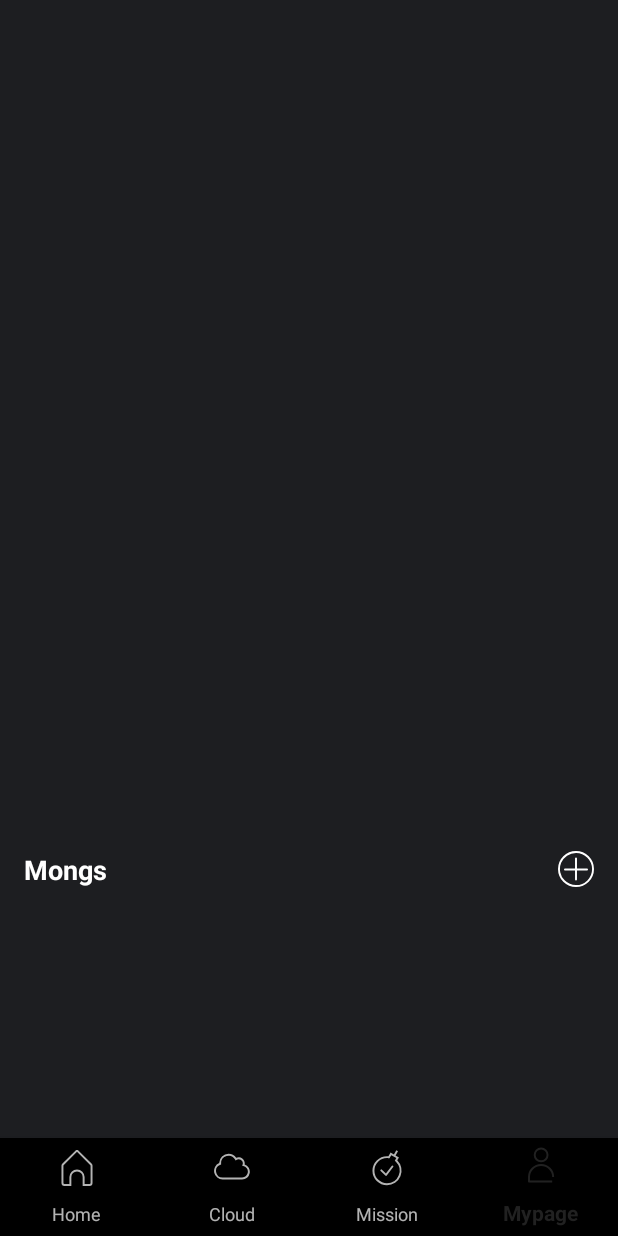
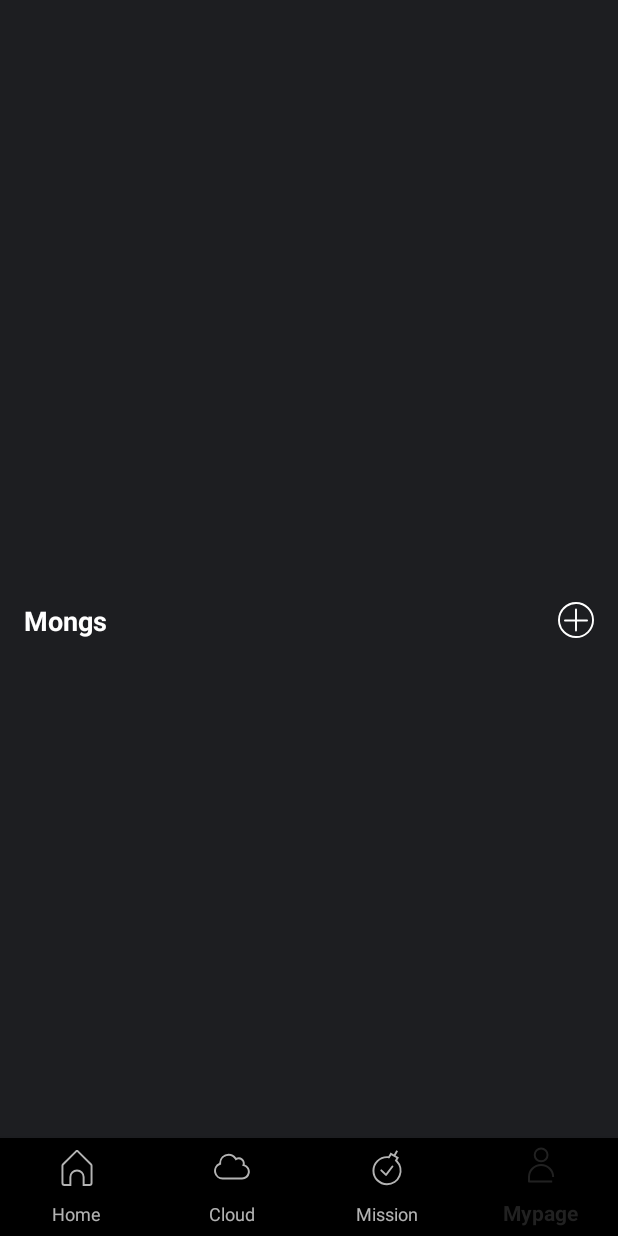
Before and after one commit to heeyun926/metamong, an Android app: the MypageFragment screen opened through its navigation route, on a phone screen of 412 x 824 dp. Run offline under Robolectric (Android 15) with nearby library versions, the phone set to English and light mode, and no system bars; our stand-ins replace navigation-ui.

```diff
--- a/app/src/main/java/com/example/metamong/fragment/mypage/DB/MemoDao.kt
+++ b/app/src/main/java/com/example/metamong/fragment/mypage/DB/MemoDao.kt
@@ -12,6 +12,6 @@ interface MemoDao {
     @Insert(onConflict = OnConflictStrategy.IGNORE)
     suspend fun insert(memo: Memo)
 
-    @Delete
-    suspend fun deleteAll(memo: Memo)
+    @Query("DELETE FROM memo_table")
+    suspend fun deleteAll()
 }
--- a/app/src/main/java/com/example/metamong/fragment/mypage/MypageFragment.kt
+++ b/app/src/main/java/com/example/metamong/fragment/mypage/MypageFragment.kt
@@ -50,7 +50,7 @@ import com.example.metamong.fragment.mypage.DB.MemoDB
     override fun onViewCreated(view: View, savedInstanceState: Bundle?) {
         super.onViewCreated(view, savedInstanceState)
 
-        binding?.btnAddMemo?.setOnClickListener{
+        binding?.btnPlus?.setOnClickListener{
                val intent = Intent(context, MongsActivity::class.java)
                startActivity(intent)
             }
--- a/app/src/main/res/layout/fragment_mypage.xml
+++ b/app/src/main/res/layout/fragment_mypage.xml
@@ -15,14 +15,16 @@
         android:orientation="vertical"
         app:layout_constraintBottom_toBottomOf="parent"
         app:layout_constraintEnd_toEndOf="parent"
+        app:layout_constraintHorizontal_bias="0.0"
         app:layout_constraintStart_toStartOf="parent"
-        app:layout_constraintTop_toTopOf="parent">
+        app:layout_constraintTop_toTopOf="parent"
+        app:layout_constraintVertical_bias="0.537">
 
         <androidx.constraintlayout.widget.ConstraintLayout
             android:layout_width="match_parent"
             android:layout_height="wrap_content"
             android:layout_marginStart="16dp"
-            android:layout_marginTop="400dp"
+            android:layout_marginTop="16dp"
             app:layout_constraintEnd_toEndOf="parent"
             app:layout_constraintStart_toStartOf="parent"
             app:layout_constraintTop_toTopOf="parent">
@@ -39,13 +41,12 @@
                 app:layout_constraintTop_toTopOf="parent" />
 
 
-
             <ImageButton
-                android:id="@+id/btnAddMemo"
+                android:id="@+id/btnPlus"
                 android:layout_width="wrap_content"
                 android:layout_height="wrap_content"
+                android:layout_marginEnd="16dp"
                 android:background="@null"
-                android:layout_marginEnd="16dp"
 
                 android:src="@drawable/ic_plus"
                 app:layout_constraintEnd_toEndOf="parent"
```
Also changed, not shown: app/src/main/java/com/example/metamong/fragment/mypage/DB/MemoApplication.kt (added, +12 -0 lines), app/src/main/java/com/example/metamong/fragment/mypage/DB/MemoDB.kt (+22 -1 lines), app/src/main/java/com/example/metamong/fragment/mypage/MongsActivity.kt (+11 -1 lines), app/src/main/java/com/example/metamong/fragment/mypage/MongsAddActivity.kt (+7 -1 lines), app/src/main/res/layout/activity_mongs.xml (+11 -0 lines), app/src/main/res/layout/activity_mongs_add.xml (+4 -3 lines).
